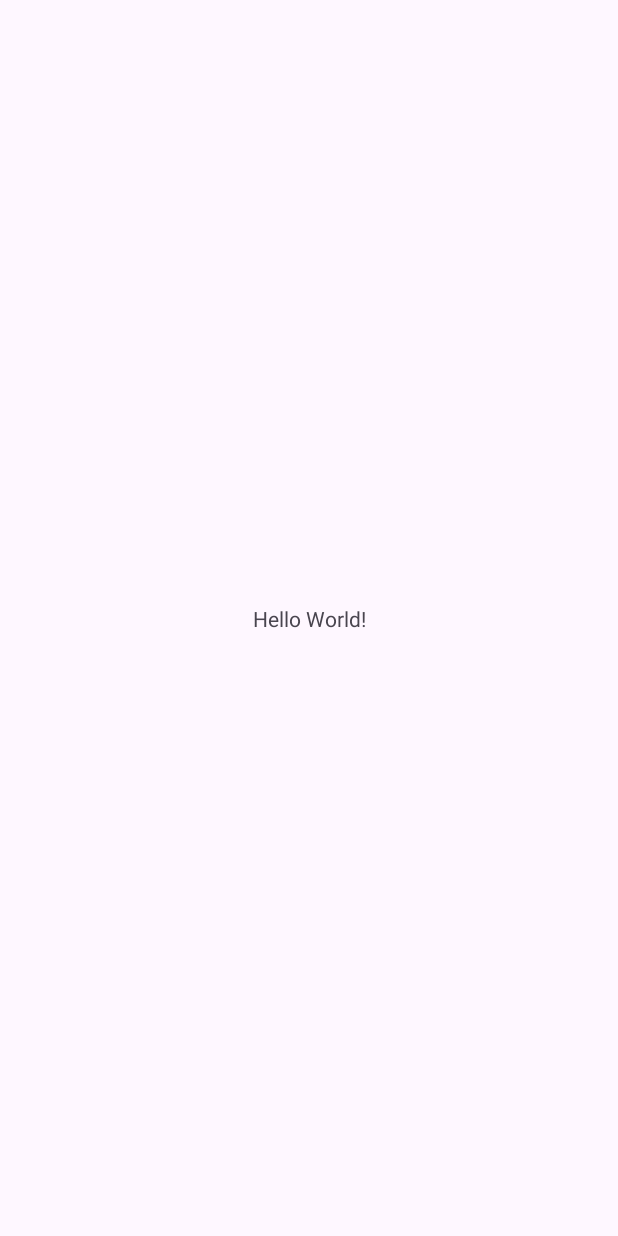
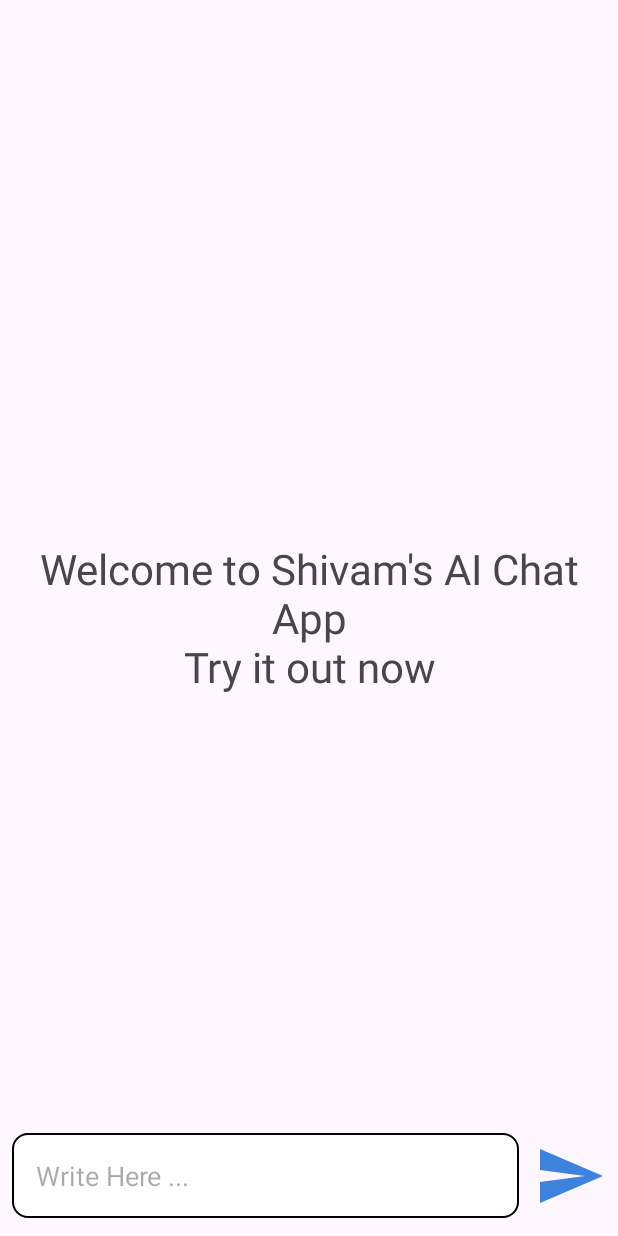
Before and after one commit to shivam1raj5/AI_Driven_Chat_Application_JAVA, an Android app: the screen it shows after launch (MainActivity), on a phone screen of 412 x 824 dp. Before the commit the screen is almost empty. Run offline under Robolectric (Android 15) with nearby library versions, the phone set to English and light mode, and no system bars.

Commit message:
Main Screen Added

```diff
--- a/app/src/main/res/layout/activity_main.xml
+++ b/app/src/main/res/layout/activity_main.xml
@@ -1,18 +1,59 @@
 <?xml version="1.0" encoding="utf-8"?>
-<androidx.constraintlayout.widget.ConstraintLayout xmlns:android="http://schemas.android.com/apk/res/android"
+<RelativeLayout xmlns:android="http://schemas.android.com/apk/res/android"
     xmlns:app="http://schemas.android.com/apk/res-auto"
     xmlns:tools="http://schemas.android.com/tools"
     android:layout_width="match_parent"
     android:layout_height="match_parent"
     tools:context=".MainActivity">
 
+    <androidx.recyclerview.widget.RecyclerView
+        android:layout_width="match_parent"
+        android:layout_height="match_parent"
+        android:id="@+id/recycler_view"
+        android:layout_above="@id/bottom_layout"
+        />
     <TextView
-        android:layout_width="wrap_content"
+        android:layout_width="match_parent"
         android:layout_height="wrap_content"
-        android:text="Hello World!"
-        app:layout_constraintBottom_toBottomOf="parent"
-        app:layout_constraintEnd_toEndOf="parent"
-        app:layout_constraintStart_toStartOf="parent"
-        app:layout_constraintTop_toTopOf="parent" />
+        android:id="@+id/welcome_text"
+        android:layout_centerInParent="true"
+        android:text="@string/welcome_to_shivams_chat_app"
+        android:gravity="center"
+        android:textSize="28sp"
+        />
 
-</androidx.constraintlayout.widget.ConstraintLayout>
+    <RelativeLayout
+        android:layout_width="match_parent"
+        android:layout_height="80dp"
+        android:layout_alignParentBottom="true"
+        android:padding="8dp"
+        android:id="@+id/bottom_layout">
+        <EditText
+            android:layout_width="match_parent"
+            android:layout_height="wrap_content"
+            android:id="@+id/message_edit_text"
+            android:layout_centerInParent="true"
+            android:hint="@string/write_here"
+            android:padding="16dp"
+            android:layout_toStartOf="@id/send_btn"
+            android:background="@drawable/rounded_corner"
+            />
+        <ImageButton
+            android:layout_width="48dp"
+            android:layout_height="48dp"
+            android:id="@+id/send_btn"
+            android:layout_alignParentEnd="true"
+            android:layout_centerInParent="true"
+            android:layout_marginStart="10dp"
+            android:padding="8dp"
+            android:src="@drawable/baseline_send_24"
+            android:background="?attr/selectableItemBackgroundBorderless"
+
+            android:contentDescription="@string/todo" />
+
+
+    </RelativeLayout>
+
+
+
+</RelativeLayout>
--- /dev/null
+++ b/app/src/main/res/layout/chat_item.xml
@@ -0,0 +1,10 @@
+<?xml version="1.0" encoding="utf-8"?>
+<RelativeLayout xmlns:android="http://schemas.android.com/apk/res/android"
+    xmlns:tools="http://schemas.android.com/tools"
+    android:layout_width="match_parent"
+    android:layout_height="wrap_content"
+    android:padding="8dp">
+
+
+
+</RelativeLayout>
--- a/app/src/main/res/values/strings.xml
+++ b/app/src/main/res/values/strings.xml
@@ -1,3 +1,6 @@
 <resources>
     <string name="app_name">AI_Driven_Chat_Application_JAVA</string>
+    <string name="write_here">Write Here ...</string>
+    <string name="welcome_to_shivams_chat_app">Welcome to Shivam\'s AI Chat App\nTry it out now</string>
+    <string name="todo">TODO</string>
 </resources>
```
